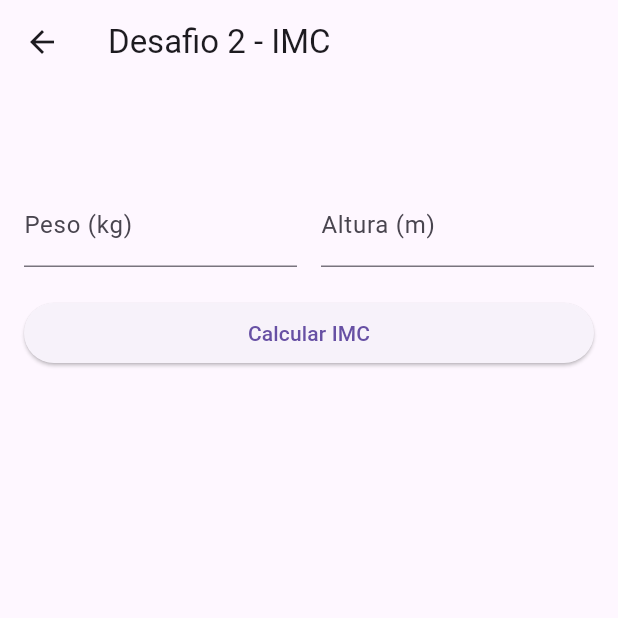
After one commit to Mathprimus/app_estudo_flutter, a Flutter app: the DesafiosSreen screen opened directly, after a tap on "Desafio 2 Prof", on a phone screen of 412 x 824 dp, the top half of it. The commit adds this screen. Run offline on Flutter 3.47's test engine with Material 3 defaults, Android fonts, the phone set to English and light mode, and no system bars.

Commit message:
desafio 2

```diff
--- a/lib/screens/desafios/desafios_sreen.dart
+++ b/lib/screens/desafios/desafios_sreen.dart
@@ -1,5 +1,7 @@
 import 'package:app_estudo_flutter/screens/desafios/numeros/desafio1.dart';
 import 'package:app_estudo_flutter/screens/desafios/numeros/desafio1_prof.dart';
+import 'package:app_estudo_flutter/screens/desafios/numeros/desafio2.dart';
+import 'package:app_estudo_flutter/screens/desafios/numeros/desafio2_prof.dart';
 import 'package:flutter/material.dart';
 
 class DesafiosSreen extends StatefulWidget {
@@ -19,6 +21,7 @@ class _DesafiosSreenState extends State<DesafiosSreen> {
           child: Padding(
             padding: const EdgeInsets.all(8.0),
             child: Column(
+              mainAxisAlignment: MainAxisAlignment.spaceBetween,
               children: [
                 SizedBox(
                   width: double.infinity,
@@ -48,6 +51,34 @@ class _DesafiosSreenState extends State<DesafiosSreen> {
                     child: Text("Desafio 1 Prof"),
                   ),
                 ),
+                SizedBox(
+                  width: double.infinity,
+                  child: ElevatedButton(
+                    onPressed: () {
+                      Navigator.push(
+                        context,
+                        MaterialPageRoute(
+                          builder: (context) => Desafio2(),
+                        ),
+                      );
+                    },
+                    child: Text("Desafio 2"),
+                  ),
+                ),
+                SizedBox(
+                  width: double.infinity,
+                  child: ElevatedButton(
+                    onPressed: () {
+                      Navigator.push(
+                        context,
+                        MaterialPageRoute(
+                          builder: (context) => Desafio2_prof(),
+                        ),
+                      );
+                    },
+                    child: Text("Desafio 2 Prof"),
+                  ),
+                ),
               ],
             ),
           ),
--- /dev/null
+++ b/lib/screens/desafios/numeros/desafio2.dart
@@ -0,0 +1,74 @@
+import 'package:flutter/material.dart';
+
+class Desafio2 extends StatefulWidget {
+  const Desafio2({super.key});
+
+  @override
+  State<Desafio2> createState() => _Desafio2State();
+}
+
+class _Desafio2State extends State<Desafio2> {
+  TextEditingController peso = TextEditingController();
+  TextEditingController altura = TextEditingController();
+  double imc = 0.0;
+
+  @override
+  Widget build(BuildContext context) {
+    return Scaffold(
+      appBar: AppBar(
+        title: Text("Desafio 2 - IMC"),
+      ),
+      body: Center(
+        child: Column(
+          children: [
+            SizedBox(height: 100),
+            Row(
+              children: [
+                Expanded(
+                  child: Padding(
+                    padding: const EdgeInsets.all(8.0),
+                    child: TextField(
+                      controller: peso,
+                      decoration: InputDecoration(labelText: "Peso em kg"),
+                      keyboardType: TextInputType.number,
+                    ),
+                  ),
+                ),
+                Expanded(
+                  child: Padding(
+                    padding: const EdgeInsets.all(8.0),
+                    child: TextField(
+                      controller: altura,
+                      decoration: InputDecoration(labelText: "Altura em m"),
+                      keyboardType: TextInputType.number,
+                    ),
+                  ),
+                ),
+              ],
+            ),
+            SizedBox(height: 20),
+            SizedBox(
+              width: double.infinity,
+              child: ElevatedButton(
+                  onPressed: () {
+                    setState(() {
+                      imc = double.parse(peso.text) /
+                          (double.parse(altura.text) *
+                              double.parse(altura.text));
+                    });
+                  },
+                  child: Text("Calcular IMC")),
+            ),
+            SizedBox(height: 20),
+            Text("$imc"),
+            SizedBox(height: 20),
+            if (imc < 18.5) Text("Abaixo do peso"),
+            if (imc < 25 && imc > 18) Text("Peso normal"),
+            if (imc < 30 && imc > 25) Text("Sobrepeso"),
+            if (imc > 30) Text("Obesidade")
+          ],
+        ),
+      ),
+    );
+  }
+}
--- /dev/null
+++ b/lib/screens/desafios/numeros/desafio2_prof.dart
@@ -0,0 +1,118 @@
+import 'package:flutter/material.dart';
+
+class Desafio2_prof extends StatefulWidget {
+  const Desafio2_prof({super.key});
+
+  @override
+  State<Desafio2_prof> createState() => _Desafio2_profState();
+}
+
+class _Desafio2_profState extends State<Desafio2_prof> {
+  final TextEditingController peso = TextEditingController();
+  final TextEditingController altura = TextEditingController();
+  double imc = 0.0;
+
+  String _classificarIMC(double imc) {
+    if (imc < 18.5) return "Abaixo do peso";
+    if (imc < 25) return "Peso normal";
+    if (imc < 30) return "Sobrepeso";
+    return "Obesidade";
+  }
+
+  double? _tratarAltura(String valor) {
+    double? altura = double.tryParse(valor.replaceAll(',', '.'));
+    if (altura == null) return null;
+
+    // Se o valor for maior que 3, provavelmente foi digitado em cm (ex: 170)
+    if (altura > 3) {
+      altura = altura / 100; // Transforma 170 em 1.70
+    }
+
+    return altura;
+  }
+
+  void _calcularIMC() {
+    double? pesoValor =
+        double.tryParse(peso.text.replaceAll(',', '.')); // trata vírgula
+    double? alturaValor = _tratarAltura(altura.text);
+
+    if (pesoValor == null || alturaValor == null || alturaValor == 0) {
+      ScaffoldMessenger.of(context).showSnackBar(
+        SnackBar(content: Text("Preencha os campos corretamente.")),
+      );
+      return;
+    }
+
+    setState(() {
+      imc = pesoValor / (alturaValor * alturaValor);
+    });
+  }
+
+  @override
+  Widget build(BuildContext context) {
+    return Scaffold(
+      appBar: AppBar(
+        title: Text("Desafio 2 - IMC"),
+      ),
+      body: Center(
+        child: Padding(
+          padding: const EdgeInsets.all(16),
+          child: Column(
+            children: [
+              SizedBox(height: 50),
+              Row(
+                children: [
+                  Expanded(
+                    child: TextField(
+                      controller: peso,
+                      decoration: InputDecoration(
+                        labelText: "Peso (kg)",
+                        hintText: "Ex: 70 ou 70,5",
+                      ),
+                      keyboardType: TextInputType.number,
+                    ),
+                  ),
+                  SizedBox(width: 16),
+                  Expanded(
+                    child: TextField(
+                      controller: altura,
+                      decoration: InputDecoration(
+                        labelText: "Altura (m)",
+                        hintText: "Ex: 1.70 ou 170",
+                      ),
+                      keyboardType: TextInputType.number,
+                    ),
+                  ),
+                ],
+              ),
+              SizedBox(height: 20),
+              SizedBox(
+                width: double.infinity,
+                child: ElevatedButton(
+                  onPressed: _calcularIMC,
+                  child: Text("Calcular IMC"),
+                ),
+              ),
+              SizedBox(height: 20),
+              if (imc > 0) ...[
+                Text(
+                  "IMC: ${imc.toStringAsFixed(2)}",
+                  style: TextStyle(fontSize: 24),
+                ),
+                SizedBox(height: 8),
+                Text(
+                  _classificarIMC(imc),
+                  style: TextStyle(
+                    fontSize: 20,
+                    fontWeight: FontWeight.bold,
+                    color: Colors.blue,
+                  ),
+                )
+              ]
+            ],
+          ),
+        ),
+      ),
+    );
+  }
+}
```
